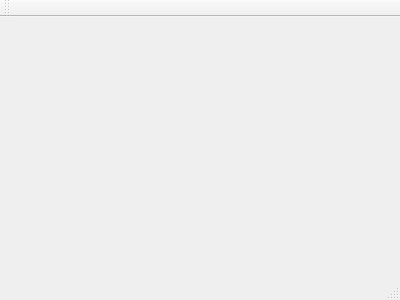
Before: the Qt Designer form vika3/Vika3/mainwindow.ui in BeanBean-Nyah/T113-VLN, drawn with Qt 5.
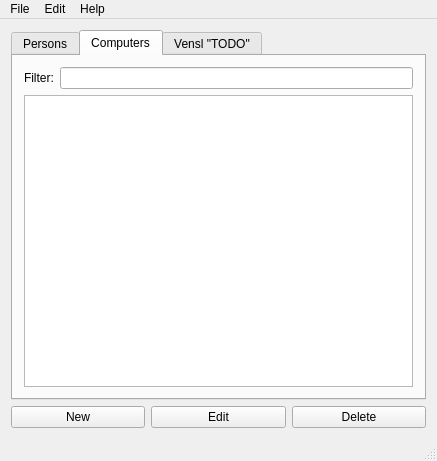
After: the same form once the commit is applied. The open tabs and pages were chosen to show the change.

```diff
--- a/vika3/Vika3/mainwindow.ui
+++ b/vika3/Vika3/mainwindow.ui
@@ -1,24 +1,212 @@
 <ui version="4.0">
  <class>MainWindow</class>
- <widget class="QMainWindow" name="MainWindow" >
-  <property name="geometry" >
+ <widget class="QMainWindow" name="MainWindow">
+  <property name="geometry">
    <rect>
     <x>0</x>
     <y>0</y>
-    <width>400</width>
-    <height>300</height>
+    <width>437</width>
+    <height>461</height>
    </rect>
   </property>
   <property name="windowTitle" >
    <string>MainWindow</string>
   </property>
-  <widget class="QMenuBar" name="menuBar" />
-  <widget class="QToolBar" name="mainToolBar" />
-  <widget class="QWidget" name="centralWidget" />
-  <widget class="QStatusBar" name="statusBar" />
+  <widget class="QWidget" name="centralWidget">
+   <layout class="QVBoxLayout" name="verticalLayout_4">
+    <item>
+     <widget class="QTabWidget" name="tabWidget">
+      <property name="currentIndex">
+       <number>0</number>
+      </property>
+      <widget class="QWidget" name="tab">
+       <attribute name="title">
+        <string>Persons</string>
+       </attribute>
+       <layout class="QVBoxLayout" name="verticalLayout_2">
+        <item>
+         <layout class="QVBoxLayout" name="verticalLayout_3">
+          <item>
+           <layout class="QHBoxLayout" name="horizontalLayout_3">
+            <item>
+             <widget class="QLabel" name="label">
+              <property name="text">
+               <string>Filter:</string>
+              </property>
+             </widget>
+            </item>
+            <item>
+             <widget class="QLineEdit" name="txtPerson"/>
+            </item>
+           </layout>
+          </item>
+         </layout>
+        </item>
+        <item>
+         <widget class="QTableView" name="tblPerson"/>
+        </item>
+       </layout>
+      </widget>
+      <widget class="QWidget" name="tab_2">
+       <attribute name="title">
+        <string>Computers</string>
+       </attribute>
+       <layout class="QVBoxLayout" name="verticalLayout">
+        <item>
+         <layout class="QHBoxLayout" name="horizontalLayout_4">
+          <item>
+           <widget class="QLabel" name="label_2">
+            <property name="maximumSize">
+             <size>
+              <width>16777215</width>
+              <height>20</height>
+             </size>
+            </property>
+            <property name="text">
+             <string>Filter:</string>
+            </property>
+           </widget>
+          </item>
+          <item>
+           <widget class="QLineEdit" name="txtComputer"/>
+          </item>
+         </layout>
+        </item>
+        <item>
+         <widget class="QTableWidget" name="tblComputer"/>
+        </item>
+       </layout>
+      </widget>
+      <widget class="QWidget" name="tab_3">
+       <attribute name="title">
+        <string>Vensl &quot;TODO&quot;</string>
+       </attribute>
+       <layout class="QVBoxLayout" name="verticalLayout_7">
+        <item>
+         <layout class="QHBoxLayout" name="horizontalLayout_5">
+          <item>
+           <widget class="QLabel" name="label_3">
+            <property name="maximumSize">
+             <size>
+              <width>16777215</width>
+              <height>20</height>
+             </size>
+            </property>
+            <property name="text">
+             <string>Filter:</string>
+            </property>
+           </widget>
+          </item>
+          <item>
+           <widget class="QLineEdit" name="txtVensl"/>
+          </item>
+         </layout>
+        </item>
+        <item>
+         <widget class="QTableWidget" name="tableWidget_2"/>
+        </item>
+       </layout>
+      </widget>
+     </widget>
+    </item>
+    <item>
+     <layout class="QHBoxLayout" name="horizontalLayout_2">
+      <item>
+       <widget class="QPushButton" name="btnNew">
+        <property name="text">
+         <string>New</string>
+        </property>
+       </widget>
+      </item>
+      <item>
+       <widget class="QPushButton" name="btnEdit">
+        <property name="text">
+         <string>Edit</string>
+        </property>
+       </widget>
+      </item>
+      <item>
+       <widget class="QPushButton" name="btnDelete">
+        <property name="text">
+         <string>Delete</string>
+        </property>
+       </widget>
+      </item>
+     </layout>
+    </item>
+   </layout>
+  </widget>
+  <widget class="QMenuBar" name="menuBar">
+   <property name="geometry">
+    <rect>
+     <x>0</x>
+     <y>0</y>
+     <width>437</width>
+     <height>27</height>
+    </rect>
+   </property>
+   <widget class="QMenu" name="menuFile">
+    <property name="title">
+     <string>File</string>
+    </property>
+    <addaction name="actionNew"/>
+    <addaction name="separator"/>
+    <addaction name="actionExit"/>
+   </widget>
+   <widget class="QMenu" name="menuEdit">
+    <property name="title">
+     <string>Edit</string>
+    </property>
+    <addaction name="actionEdit"/>
+    <addaction name="actionRemove"/>
+   </widget>
+   <widget class="QMenu" name="menuHelp">
+    <property name="title">
+     <string>Help</string>
+    </property>
+    <addaction name="actionAbout"/>
+   </widget>
+   <addaction name="menuFile"/>
+   <addaction name="menuEdit"/>
+   <addaction name="menuHelp"/>
+  </widget>
+  <widget class="QStatusBar" name="statusBar"/>
+  <action name="actionNew">
+   <property name="text">
+    <string>New</string>
+   </property>
+  </action>
+  <action name="actionExit">
+   <property name="text">
+    <string>Exit</string>
+   </property>
+  </action>
+  <action name="actionEdit">
+   <property name="text">
+    <string>Edit</string>
+   </property>
+  </action>
+  <action name="actionRemove">
+   <property name="text">
+    <string>Remove</string>
+   </property>
+  </action>
+  <action name="actionAbout">
+   <property name="text">
+    <string>About</string>
+   </property>
+  </action>
  </widget>
- <layoutDefault spacing="6" margin="11" />
- <pixmapfunction></pixmapfunction>
+ <layoutdefault spacing="6" margin="11"/>
+ <tabstops>
+  <tabstop>tabWidget</tabstop>
+  <tabstop>btnNew</tabstop>
+  <tabstop>btnEdit</tabstop>
+  <tabstop>btnDelete</tabstop>
+  <tabstop>tblPerson</tabstop>
+  <tabstop>tblComputer</tabstop>
+  <tabstop>tableWidget_2</tabstop>
+ </tabstops>
  <resources/>
  <connections/>
 </ui>
```
Left out of the diff: 3 changed lines with no effect on the pictures.
